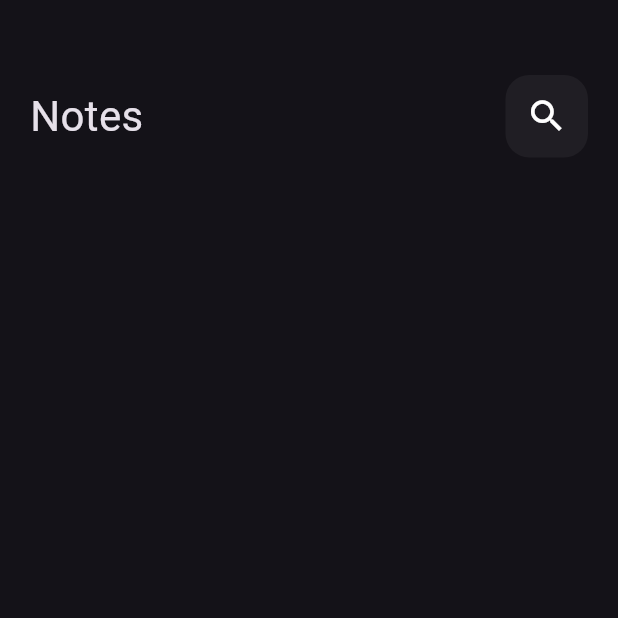
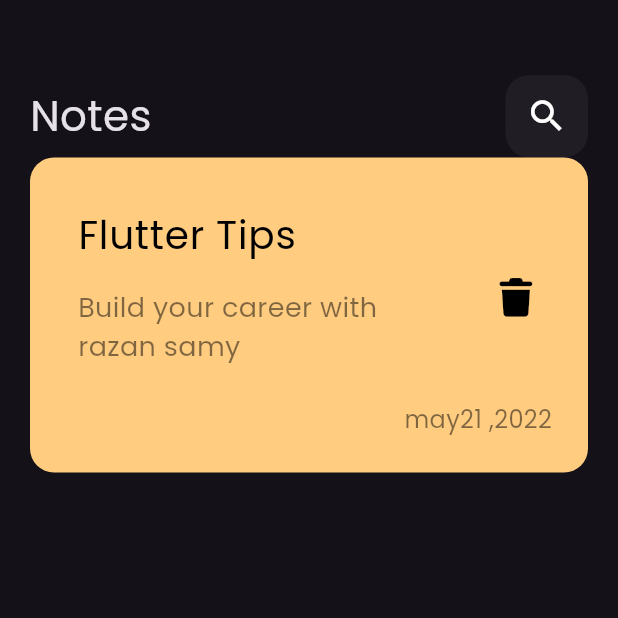
Before and after one commit to razanmohsen25/notes_app, a Flutter app: the screen it shows after launch, on a phone screen of 412 x 824 dp, the top half of it. Run offline on Flutter 3.47's test engine with Material 3 defaults, Android fonts, the phone set to English and light mode, and no system bars; our stand-ins replace font_awesome_flutter.

Commit message:
create custom Note Item

```diff
--- a/lib/main.dart
+++ b/lib/main.dart
@@ -12,7 +12,9 @@ class NotesApp extends StatelessWidget {
   Widget build(BuildContext context) {
     return MaterialApp(
       debugShowCheckedModeBanner: false,
-      theme: ThemeData(brightness: Brightness.dark),
+      theme: ThemeData(brightness: Brightness.dark,
+      fontFamily: "Poppins",
+      ),
       home:const notesView(),
     );
   }
--- /dev/null
+++ b/lib/views/widgets/Custom_note_item.dart
@@ -0,0 +1,44 @@
+
+import 'package:flutter/cupertino.dart';
+import 'package:flutter/material.dart';
+import 'package:font_awesome_flutter/font_awesome_flutter.dart';
+
+class NoteItem extends StatelessWidget{
+  const NoteItem({super.key});
+
+  @override
+  Widget build(BuildContext context) {
+    return Container(
+      padding: const EdgeInsets.only(top: 24,bottom: 24,left: 16),
+      decoration: BoxDecoration(
+        color: Color(0xffFFCC80),
+        borderRadius: BorderRadius.circular(16),
+      ),
+      child: Column(
+        crossAxisAlignment: CrossAxisAlignment.end,
+
+        children: [
+          ListTile(
+
+            title: const Text('Flutter Tips',style: TextStyle(color:Colors.black,fontSize:26, ),),
+
+            subtitle: Padding(
+              padding: const EdgeInsets.only(top: 16,bottom: 16),
+              child: Text('Build your career with razan samy',style: TextStyle(color:Colors.black.withOpacity(.5),fontSize: 18),),
+            ),
+            trailing: IconButton(onPressed: (){}, icon: Icon(FontAwesomeIcons.trash,size: 25,),
+              color: Colors.black,),
+
+
+          ),
+
+          Padding(
+            padding: const EdgeInsets.only(right: 24),
+            child:Text('may21 ,2022',style: TextStyle(color: Colors.black.withOpacity(.5),
+                fontSize: 16),),
+          ),
+        ],
+      ),
+    );
+  }
+}
--- a/lib/views/widgets/notes_view_body.dart
+++ b/lib/views/widgets/notes_view_body.dart
@@ -1,5 +1,8 @@
 import 'package:flutter/cupertino.dart';
+import 'package:flutter/material.dart';
+import 'package:font_awesome_flutter/font_awesome_flutter.dart';
 import 'Custom_app_Bar.dart';
+import 'Custom_note_item.dart';
 
 class NotesViewBody extends StatelessWidget{
   const NotesViewBody ({super. key}) ;
@@ -12,6 +15,7 @@ class NotesViewBody extends StatelessWidget{
         children: const[
           SizedBox(height: 50,),
           CustomAppBar(),
+          NoteItem(),
         ],
       ),
     );
```
Also changed, not shown: pubspec.yaml (+7 -11 lines), assets/fonts/Poppins-Regular.ttf (added), pubspec.lock.
